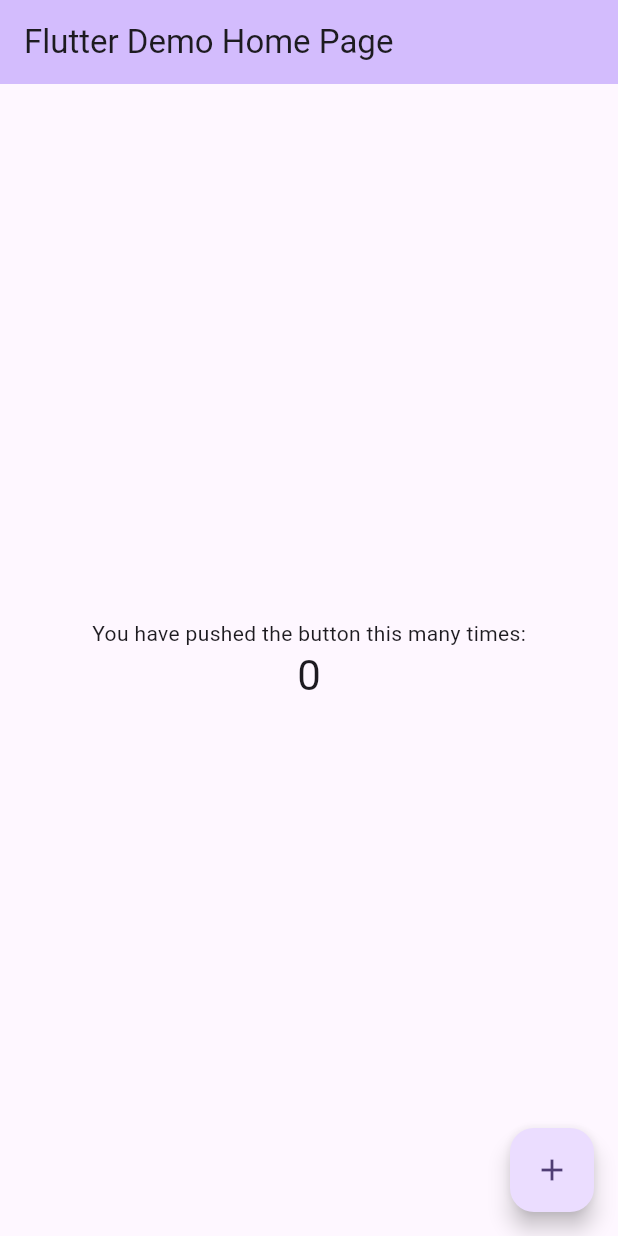
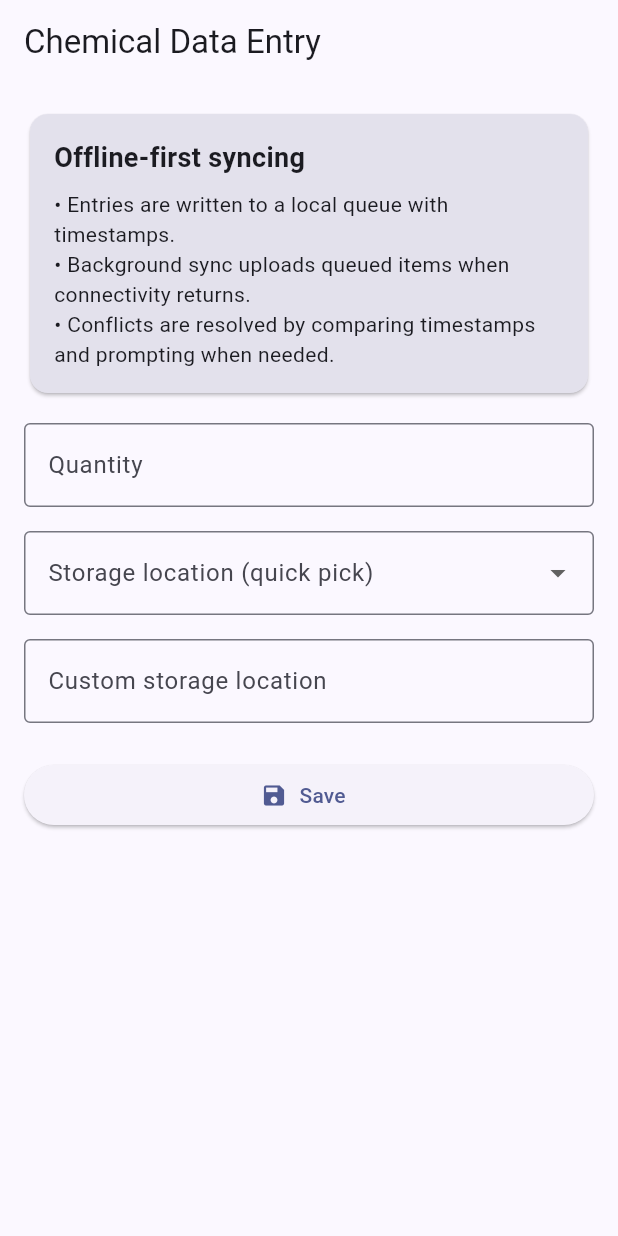
Before and after one commit to jubinkhan007/neotech_chemical_inventory, a Flutter app: the screen it shows after launch, on a phone screen of 412 x 824 dp. Run offline on Flutter 3.47's test engine with Material 3 defaults, Android fonts, the phone set to English and light mode, and no system bars.

Commit message:
Add data entry screen with offline guidance

```diff
--- /dev/null
+++ b/lib/features/data_entry/presentation/data_entry_screen.dart
@@ -0,0 +1,171 @@
+import 'package:flutter/material.dart';
+
+class DataEntryScreen extends StatefulWidget {
+  const DataEntryScreen({super.key});
+
+  @override
+  State<DataEntryScreen> createState() => _DataEntryScreenState();
+}
+
+class _DataEntryScreenState extends State<DataEntryScreen> {
+  final _formKey = GlobalKey<FormState>();
+  final TextEditingController _quantityController = TextEditingController();
+  final TextEditingController _customLocationController = TextEditingController();
+
+  final List<String> _presetLocations = const [
+    'Flammable storage',
+    'Cold room',
+    'Outdoor cage',
+    'Main warehouse',
+  ];
+
+  String? _selectedLocation;
+
+  @override
+  void dispose() {
+    _quantityController.dispose();
+    _customLocationController.dispose();
+    super.dispose();
+  }
+
+  void _submit() {
+    if (_formKey.currentState?.validate() != true) {
+      return;
+    }
+
+    final quantity = double.tryParse(_quantityController.text.trim()) ?? 0;
+    final location =
+        _customLocationController.text.trim().isNotEmpty ? _customLocationController.text.trim() : _selectedLocation;
+
+    final confirmationMessage =
+        'Saved $quantity units to "$location" (queued locally for background sync).';
+
+    ScaffoldMessenger.of(context).showSnackBar(
+      SnackBar(
+        content: Text(confirmationMessage),
+        behavior: SnackBarBehavior.floating,
+      ),
+    );
+
+    _formKey.currentState?.reset();
+    setState(() {
+      _selectedLocation = null;
+    });
+    _quantityController.clear();
+    _customLocationController.clear();
+  }
+
+  @override
+  Widget build(BuildContext context) {
+    final theme = Theme.of(context);
+
+    return Scaffold(
+      appBar: AppBar(
+        title: const Text('Chemical Data Entry'),
+      ),
+      body: SingleChildScrollView(
+        padding: const EdgeInsets.all(16),
+        child: Column(
+          crossAxisAlignment: CrossAxisAlignment.start,
+          children: [
+            Card(
+              color: theme.colorScheme.surfaceVariant,
+              shape: RoundedRectangleBorder(borderRadius: BorderRadius.circular(12)),
+              child: Padding(
+                padding: const EdgeInsets.all(16),
+                child: Column(
+                  crossAxisAlignment: CrossAxisAlignment.start,
+                  children: const [
+                    Text(
+                      'Offline-first syncing',
+                      style: TextStyle(fontSize: 18, fontWeight: FontWeight.bold),
+                    ),
+                    SizedBox(height: 8),
+                    Text('• Entries are written to a local queue with timestamps.'),
+                    Text('• Background sync uploads queued items when connectivity returns.'),
+                    Text('• Conflicts are resolved by comparing timestamps and prompting when needed.'),
+                  ],
+                ),
+              ),
+            ),
+            const SizedBox(height: 16),
+            Form(
+              key: _formKey,
+              child: Column(
+                children: [
+                  TextFormField(
+                    controller: _quantityController,
+                    keyboardType: const TextInputType.numberWithOptions(decimal: true),
+                    decoration: const InputDecoration(
+                      labelText: 'Quantity',
+                      hintText: 'Enter amount (e.g., 5.25)',
+                      border: OutlineInputBorder(),
+                    ),
+                    validator: (value) {
+                      final trimmed = value?.trim() ?? '';
+                      if (trimmed.isEmpty) {
+                        return 'Quantity is required';
+                      }
+                      final number = double.tryParse(trimmed);
+                      if (number == null || number <= 0) {
+                        return 'Enter a positive number';
+                      }
+                      return null;
+                    },
+                  ),
+                  const SizedBox(height: 16),
+                  DropdownButtonFormField<String>(
+                    value: _selectedLocation,
+                    items: _presetLocations
+                        .map(
+                          (location) => DropdownMenuItem(
+                            value: location,
+                            child: Text(location),
+                          ),
+                        )
+                        .toList(),
+                    decoration: const InputDecoration(
+                      labelText: 'Storage location (quick pick)',
+                      border: OutlineInputBorder(),
+                    ),
+                    onChanged: (value) {
+                      setState(() {
+                        _selectedLocation = value;
+                      });
+                    },
+                  ),
+                  const SizedBox(height: 16),
+                  TextFormField(
+                    controller: _customLocationController,
+                    decoration: const InputDecoration(
+                      labelText: 'Custom storage location',
+                      hintText: 'Rack 3, Shelf B',
+                      border: OutlineInputBorder(),
+                    ),
+                    validator: (value) {
+                      final hasDropdownSelection = _selectedLocation?.isNotEmpty == true;
+                      final hasCustomText = (value?.trim().isNotEmpty ?? false);
+                      if (!hasDropdownSelection && !hasCustomText) {
+                        return 'Select or enter a storage location';
+                      }
+                      return null;
+                    },
+                  ),
+                  const SizedBox(height: 24),
+                  SizedBox(
+                    width: double.infinity,
+                    child: ElevatedButton.icon(
+                      onPressed: _submit,
+                      icon: const Icon(Icons.save),
+                      label: const Text('Save'),
+                    ),
+                  ),
+                ],
+              ),
+            ),
+          ],
+        ),
+      ),
+    );
+  }
+}
--- a/lib/main.dart
+++ b/lib/main.dart
@@ -1,4 +1,5 @@
 import 'package:flutter/material.dart';
+import 'package:neotech_chemical_inventory/features/data_entry/presentation/data_entry_screen.dart';
 
 void main() {
   runApp(const MyApp());
@@ -7,116 +8,14 @@ void main() {
 class MyApp extends StatelessWidget {
   const MyApp({super.key});
 
-  // This widget is the root of your application.
   @override
   Widget build(BuildContext context) {
     return MaterialApp(
-      title: 'Flutter Demo',
+      title: 'Neotech Chemical Inventory',
       theme: ThemeData(
-        // This is the theme of your application.
-        //
-        // TRY THIS: Try running your application with "flutter run". You'll see
-        // the application has a purple toolbar. Then, without quitting the app,
-        // try changing the seedColor in the colorScheme below to Colors.green
-        // and then invoke "hot reload" (save your changes or press the "hot
-        // reload" button in a Flutter-supported IDE, or press "r" if you used
-        // the command line to start the app).
-        //
-        // Notice that the counter didn't reset back to zero; the application
-        // state is not lost during the reload. To reset the state, use hot
-        // restart instead.
-        //
-        // This works for code too, not just values: Most code changes can be
-        // tested with just a hot reload.
-        colorScheme: ColorScheme.fromSeed(seedColor: Colors.deepPurple),
+        colorScheme: ColorScheme.fromSeed(seedColor: Colors.indigo),
       ),
-      home: const MyHomePage(title: 'Flutter Demo Home Page'),
+      home: const DataEntryScreen(),
     );
   }
 }
-
-class MyHomePage extends StatefulWidget {
-  const MyHomePage({super.key, required this.title});
-
-  // This widget is the home page of your application. It is stateful, meaning
-  // that it has a State object (defined below) that contains fields that affect
-  // how it looks.
-
-  // This class is the configuration for the state. It holds the values (in this
-  // case the title) provided by the parent (in this case the App widget) and
-  // used by the build method of the State. Fields in a Widget subclass are
-  // always marked "final".
-
-  final String title;
-
-  @override
-  State<MyHomePage> createState() => _MyHomePageState();
-}
-
-class _MyHomePageState extends State<MyHomePage> {
-  int _counter = 0;
-
-  void _incrementCounter() {
-    setState(() {
-      // This call to setState tells the Flutter framework that something has
-      // changed in this State, which causes it to rerun the build method below
-      // so that the display can reflect the updated values. If we changed
-      // _counter without calling setState(), then the build method would not be
-      // called again, and so nothing would appear to happen.
-      _counter++;
-    });
-  }
-
-  @override
-  Widget build(BuildContext context) {
-    // This method is rerun every time setState is called, for instance as done
-    // by the _incrementCounter method above.
-    //
-    // The Flutter framework has been optimized to make rerunning build methods
-    // fast, so that you can just rebuild anything that needs updating rather
-    // than having to individually change instances of widgets.
-    return Scaffold(
-      appBar: AppBar(
-        // TRY THIS: Try changing the color here to a specific color (to
-        // Colors.amber, perhaps?) and trigger a hot reload to see the AppBar
-        // change color while the other colors stay the same.
-        backgroundColor: Theme.of(context).colorScheme.inversePrimary,
-        // Here we take the value from the MyHomePage object that was created by
-        // the App.build method, and use it to set our appbar title.
-        title: Text(widget.title),
-      ),
-      body: Center(
-        // Center is a layout widget. It takes a single child and positions it
-        // in the middle of the parent.
-        child: Column(
-          // Column is also a layout widget. It takes a list of children and
-          // arranges them vertically. By default, it sizes itself to fit its
-          // children horizontally, and tries to be as tall as its parent.
-          //
-          // Column has various properties to control how it sizes itself and
-          // how it positions its children. Here we use mainAxisAlignment to
-          // center the children vertically; the main axis here is the vertical
-          // axis because Columns are vertical (the cross axis would be
-          // horizontal).
-          //
-          // TRY THIS: Invoke "debug painting" (choose the "Toggle Debug Paint"
-          // action in the IDE, or press "p" in the console), to see the
-          // wireframe for each widget.
-          mainAxisAlignment: MainAxisAlignment.center,
-          children: <Widget>[
-            const Text('You have pushed the button this many times:'),
-            Text(
-              '$_counter',
-              style: Theme.of(context).textTheme.headlineMedium,
-            ),
-          ],
-        ),
-      ),
-      floatingActionButton: FloatingActionButton(
-        onPressed: _incrementCounter,
-        tooltip: 'Increment',
-        child: const Icon(Icons.add),
-      ), // This trailing comma makes auto-formatting nicer for build methods.
-    );
-  }
-}
```
Also changed, not shown: 1 other file.
